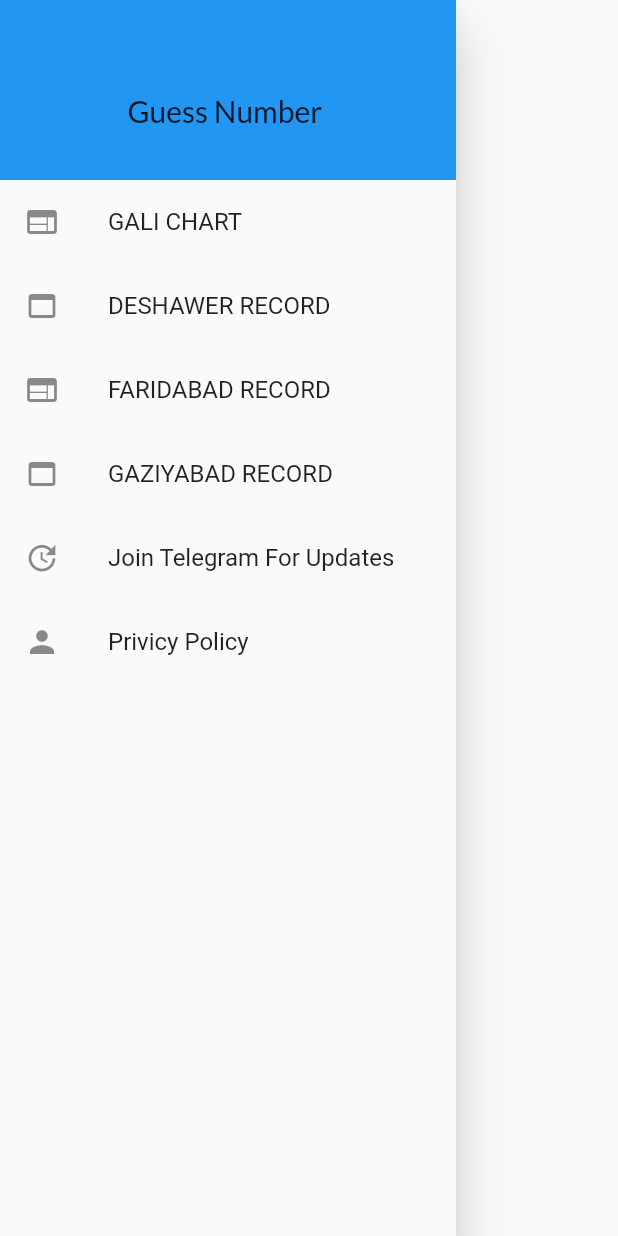
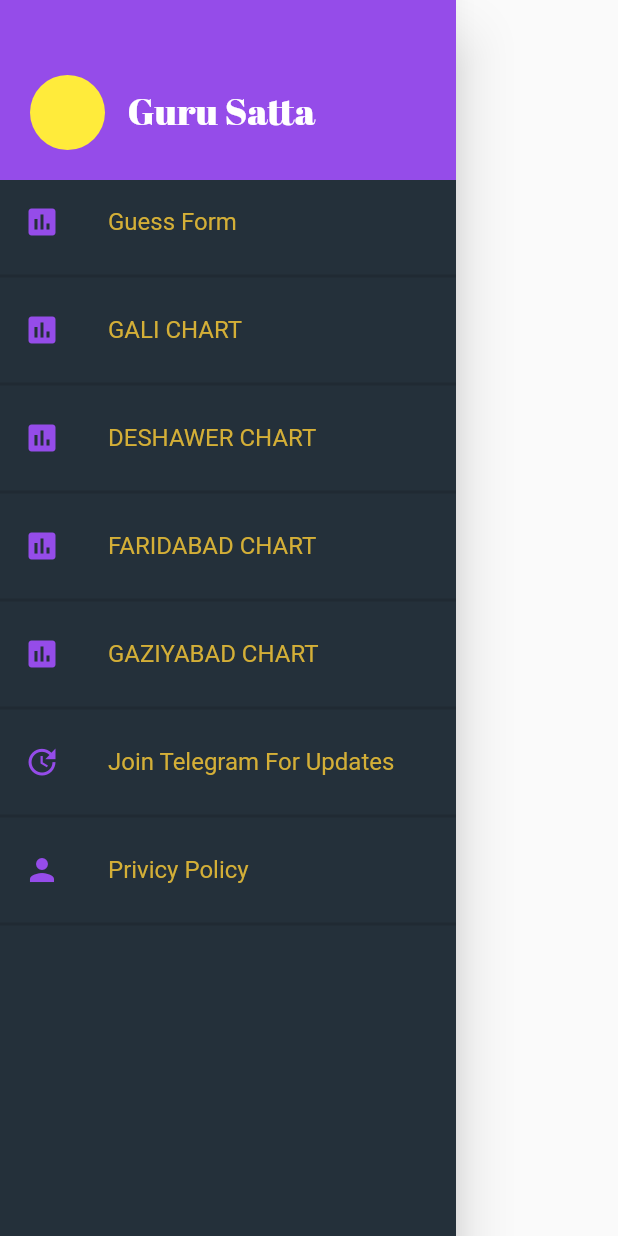
Before and after one commit to adityapuri75/goldnumber, a Flutter app: the CustomDrawer widget shown alone on an empty page, opened directly, on a phone screen of 412 x 824 dp. Run offline on Flutter 3.47's test engine with Material 2 defaults, Android fonts, the phone set to English and light mode, and no system bars; our stand-ins replace google_fonts, rxdart; network calls fail.

```diff
--- a/lib/main.dart
+++ b/lib/main.dart
@@ -1,3 +1,4 @@
+import 'package:flutter/cupertino.dart';
 import 'package:flutter/material.dart';
 import 'package:goldnumber/screen/home.dart';
 
@@ -12,6 +13,8 @@ class MyApp extends StatelessWidget {
     return MaterialApp(
       debugShowCheckedModeBanner: false,
       theme: ThemeData(
+        primaryColor: Color.fromRGBO(149, 76, 233, 1),
+        primaryColorDark: Color.fromRGBO(149, 76, 233, 1),
         primarySwatch: Colors.blue,
         visualDensity: VisualDensity.adaptivePlatformDensity,
       ),
--- a/lib/repository/auth.dart
+++ b/lib/repository/auth.dart
@@ -2,6 +2,7 @@ import 'dart:convert';
 
 import 'package:goldnumber/model/chart.dart';
 import 'package:goldnumber/model/game_data.dart';
+import 'package:goldnumber/model/posts.dart';
 import 'package:goldnumber/model/recent_game.dart';
 import 'package:http/http.dart' as http;
 
@@ -32,3 +33,8 @@ Future<GameChart> getChartData(String game) async {
     return gameChartFromJson(response.body);
 
 }
+
+Future<List<Post>> getPost() async {
+  var response = await http.get("https://goldnumber.herokuapp.com/guess");
+  return postFromJson(response.body);
+}
--- a/lib/widget/drwer.dart
+++ b/lib/widget/drwer.dart
@@ -1,4 +1,6 @@
 import 'package:flutter/material.dart';
+import 'package:goldnumber/bloc/post_bloc.dart';
+import 'package:goldnumber/screen/post_screen.dart';
 import 'package:goldnumber/widget/chart_results.dart';
 import 'package:google_fonts/google_fonts.dart';
 
@@ -6,12 +8,14 @@ class CustomDrawer extends StatelessWidget {
   @override
   Widget build(BuildContext context) {
     return Drawer(
+      child: Container(
+        color:Color.fromRGBO(36, 48, 58, 1),
         child: ListView(
           children: [
             Container(
               width: double.infinity,
               padding: EdgeInsets.all(20),
-            color: Theme.of(context).primaryColor,
+              color: Color.fromRGBO(149, 76, 233, 1),
               child: Row(
                 children: <Widget>[
                   Container(
@@ -21,6 +25,7 @@ class CustomDrawer extends StatelessWidget {
                     height: 50,
                     decoration: BoxDecoration(
                       shape: BoxShape.circle,
+                      color: Colors.yellow,
                     ),
                   ),
                   SizedBox(
@@ -29,15 +34,38 @@ class CustomDrawer extends StatelessWidget {
                   Container(
                     margin: EdgeInsets.only(top: 28),
                     child: Text(
-                    "Guess Number",
-                    style: GoogleFonts.lato(fontSize: 20),
+                      "Guru Satta",
+                      style: GoogleFonts.abrilFatface(fontSize: 25,color: Colors.white),
                     ),
                   ),
                 ],
               ),
             ),
              ListTile(
-            leading: Icon(Icons.web),
+              leading: Icon(Icons.insert_chart,color: Color.fromRGBO(149, 76, 233, 1)),
+              onTap: () {
+                    // postListBloc..getPosts();
+
+                Navigator.push(
+                    context,
+                    MaterialPageRoute(
+                      builder: (context) =>PostScreen()
+                    ));
+                // createBannerAd()
+                //   ..load()
+                //   ..show();
+
+                //                 videoAd.show();
+
+                // launchURL(url[0]);
+              },
+              title: Text("Guess Form",style: TextStyle(color: Color.fromRGBO(212, 175, 55, 1),fontSize: 16),),
+            ),
+             Divider(
+              thickness: 2,
+            ),
+            ListTile(
+              leading: Icon(Icons.insert_chart,color: Color.fromRGBO(149, 76, 233, 1)),
               onTap: () {
                 Navigator.push(
                     context,
@@ -52,10 +80,13 @@ class CustomDrawer extends StatelessWidget {
 
                 // launchURL(url[0]);
               },
-            title: Text("GALI CHART"),
+              title: Text("GALI CHART",style: TextStyle(color: Color.fromRGBO(212, 175, 55, 1),fontSize: 16),),
+            ),
+            Divider(
+              thickness: 2,
             ),
             ListTile(
-            leading: Icon(Icons.web_asset),
+              leading: Icon(Icons.insert_chart,color: Color.fromRGBO(149, 76, 233, 1)),
               onTap: () {
                  Navigator.push(
                     context,
@@ -69,10 +100,13 @@ class CustomDrawer extends StatelessWidget {
                 // videoAd.show();
                 // launchURL(url[1]);
               },
-            title: Text("DESHAWER RECORD"),
+              title: Text("DESHAWER CHART",style: TextStyle(color: Color.fromRGBO(212, 175, 55, 1),fontSize: 16),),
+            ),
+            Divider(
+              thickness: 2,
             ),
             ListTile(
-            leading: Icon(Icons.web),
+              leading: Icon(Icons.insert_chart,color: Color.fromRGBO(149, 76, 233, 1)),
               onTap: () {
                  Navigator.push(
                     context,
@@ -88,10 +122,13 @@ class CustomDrawer extends StatelessWidget {
                 //   ..show();
                 // launchURL(url[2]);
               },
-            title: Text("FARIDABAD RECORD"),
+              title: Text("FARIDABAD CHART",style: TextStyle(color: Color.fromRGBO(212, 175, 55, 1),fontSize: 16),),
+            ),
+            Divider(
+              thickness: 2,
             ),
             ListTile(
-            leading: Icon(Icons.web_asset),
+              leading: Icon(Icons.insert_chart,color: Color.fromRGBO(149, 76, 233, 1)),
               onTap: () {
                  Navigator.push(
                     context,
@@ -107,7 +144,10 @@ class CustomDrawer extends StatelessWidget {
                 //   ..show();
                 // launchURL(url[3]);
               },
-            title: Text("GAZIYABAD RECORD"),
+              title: Text("GAZIYABAD CHART",style: TextStyle(color: Color.fromRGBO(212, 175, 55, 1),fontSize: 16),),
+            ),
+            Divider(
+              thickness: 2,
             ),
             ListTile(
               onTap: () {
@@ -115,19 +155,26 @@ class CustomDrawer extends StatelessWidget {
                 //   // _launched = _launchInBrowser(_launchUrl);
                 // });
               },
-            title: Text("Join Telegram For Updates"),
-            leading: Icon(Icons.update),
+              title: Text("Join Telegram For Updates",style: TextStyle(color: Color.fromRGBO(212, 175, 55, 1),fontSize: 16),),
+              leading: Icon(Icons.update,color: Color.fromRGBO(149, 76, 233, 1)),
+            ),
+            Divider(
+              thickness: 2,
             ),
             ListTile(
-            title: Text("Privicy Policy"),
-            leading: Icon(Icons.person),
+              title: Text("Privicy Policy",style: TextStyle(color: Color.fromRGBO(212, 175, 55, 1),fontSize: 16),),
+              leading: Icon(Icons.person,color: Color.fromRGBO(149, 76, 233, 1)),
               // onTap: () => Navigator.push(
               //     context,
               //     MaterialPageRoute(
               //       builder: (context) => PolicyScreen(),
               //     )),
-          )
+            ),
+            Divider(
+              thickness: 2,
+            ),
           ],
+        ),
       ),
     );
   }
```
Also changed, not shown: lib/bloc/post_bloc.dart (added, +21 -0 lines), lib/model/posts.dart (added, +46 -0 lines), lib/screen/home.dart (+12 -8 lines), lib/screen/post_screen.dart (added, +79 -0 lines), lib/widget/chart_results.dart (+26 -10 lines). Lines whose indentation alone changed are shown as unchanged.
